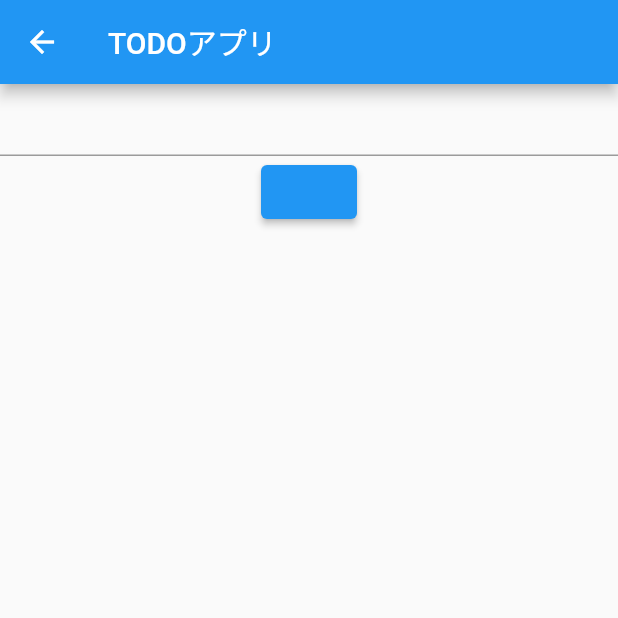
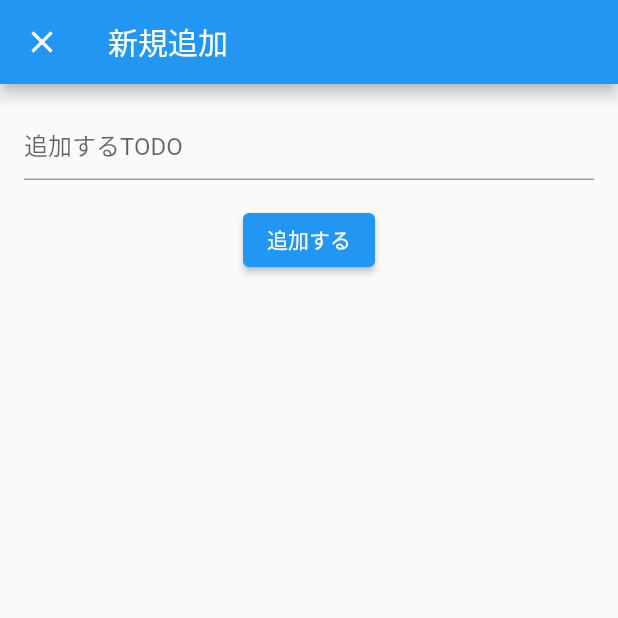
Before and after one commit to rkwdk/todo_app, a Flutter app: the screen it shows after launch, after a tap on the "add" icon, on a phone screen of 412 x 824 dp, the top half of it. Run offline on Flutter 3.47's test engine with Material 2 defaults, Android fonts, the phone set to English and light mode, and no system bars; our stand-ins replace cloud_firestore, firebase_core, flutter_riverpod; accounts and stored records are empty.

```diff
--- a/lib/add/add_page.dart
+++ b/lib/add/add_page.dart
@@ -6,19 +6,33 @@ class AddPage extends ConsumerWidget {
   // This widget is the root of your application.
   @override
   Widget build(BuildContext context, ScopedReader watch) {
-    final vm = watch(addModelProvider);
+    final vm = context.read(addModelProvider);
     return Scaffold(
       appBar: AppBar(
-        title: Text("TODOアプリ"),
+        title: Text("新規追加"),
       ),
-      body: Column(
-        children: [
-          TextField(),
-          ElevatedButton(
-            onPressed: () {},
-            child: null,
-          ),
-        ],
+      body: Padding(
+        padding: const EdgeInsets.all(16),
+        child: Column(
+          children: [
+            TextField(
+              decoration: InputDecoration(
+                hintText: "追加するTODO",
+              ),
+              onChanged: (text) {
+                vm.todoText = text;
+              },
+            ),
+            SizedBox(height: 16),
+            ElevatedButton(
+              child: Text("追加する"),
+              onPressed: () async {
+                await vm.add();
+                Navigator.pop(context);
+              },
+            ),
+          ],
+        ),
       ),
     );
   }
--- a/lib/main.dart
+++ b/lib/main.dart
@@ -43,6 +43,7 @@ class MainPage extends ConsumerWidget {
             context,
             MaterialPageRoute(
               builder: (context) => AddPage(),
+              fullscreenDialog: true,
             ),
           );
         },
```
Also changed, not shown: lib/add/add_model.dart (+12 -0 lines).
